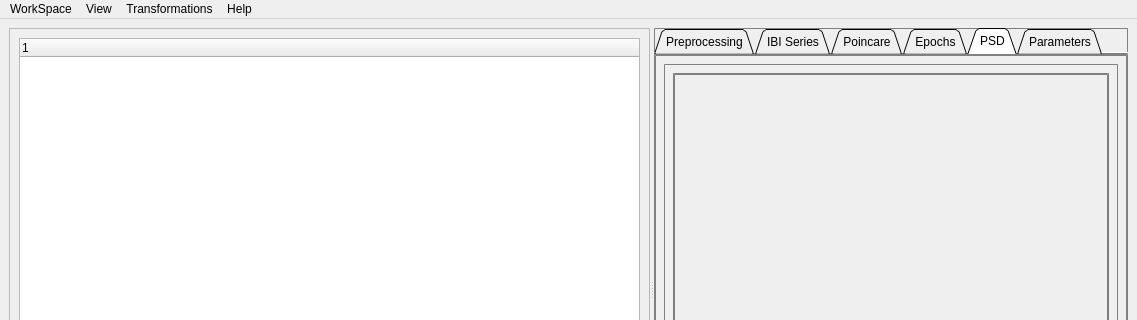
The window that src/spectUI/resources/form.ui (markspan/spectHR) describes before a commit, drawn with Qt 5; both pictures show x 0 to 1137 and y 0 to 320 of the 1137 by 580 pixel window.
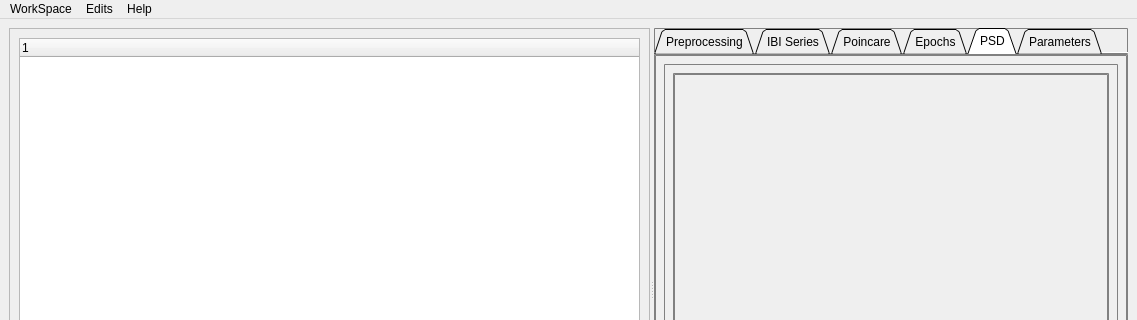
The same window after the commit. The open tabs and pages were chosen to show the change.

```diff
--- a/src/spectUI/resources/form.ui
+++ b/src/spectUI/resources/form.ui
@@ -293,16 +293,9 @@
     <addaction name="separator"/>
     <addaction name="actionSettings"/>
    </widget>
-   <widget class="QMenu" name="menuView">
-    <property name="title">
-     <string>View</string>
-    </property>
-    <addaction name="separator"/>
-    <addaction name="actionXKCD_Mode"/>
-   </widget>
    <widget class="QMenu" name="menuEdits">
     <property name="title">
-     <string>Transformations</string>
+     <string>Edits</string>
     </property>
     <addaction name="actionAdd_Epoch"/>
    </widget>
@@ -313,7 +306,6 @@
     <addaction name="actionDocumentation"/>
    </widget>
    <addaction name="menufile"/>
-   <addaction name="menuView"/>
    <addaction name="menuEdits"/>
    <addaction name="menuHelp"/>
   </widget>
```
Left out of the diff: 19 changed lines with no effect on the pictures.
